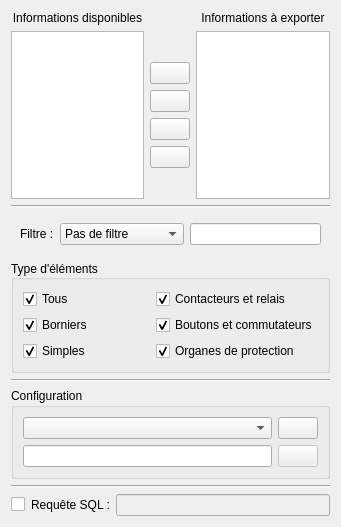
qelectrotech/qelectrotech-source-mirror, file sources/dataBase/ui/elementquerywidget.ui: the form before one commit.
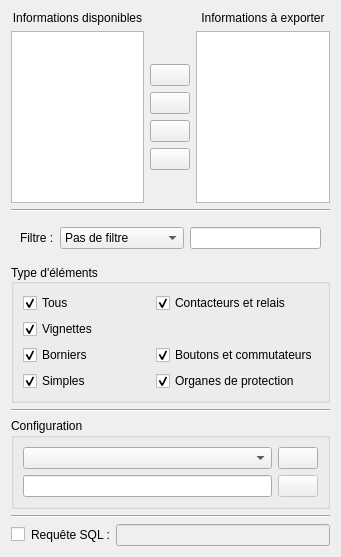
The form after the commit. Icons and pictures are not drawn.

Commit message: Element::Thumbnail WIP

Diff of the .ui file:
```diff
--- a/sources/dataBase/ui/elementquerywidget.ui
+++ b/sources/dataBase/ui/elementquerywidget.ui
@@ -7,7 +7,7 @@
     <x>0</x>
     <y>0</y>
     <width>341</width>
-    <height>527</height>
+    <height>557</height>
    </rect>
   </property>
   <property name="windowTitle">
@@ -242,7 +242,7 @@
          <set>Qt::AlignLeading|Qt::AlignLeft|Qt::AlignVCenter</set>
         </property>
         <layout class="QGridLayout" name="gridLayout_4">
-         <item row="4" column="0">
+         <item row="5" column="0">
           <widget class="QCheckBox" name="m_simple_cb">
            <property name="text">
             <string>Simples</string>
@@ -252,6 +252,16 @@
            </property>
           </widget>
          </item>
+         <item row="5" column="1">
+          <widget class="QCheckBox" name="m_protection_cb">
+           <property name="text">
+            <string>Organes de protection</string>
+           </property>
+           <property name="checked">
+            <bool>true</bool>
+           </property>
+          </widget>
+         </item>
          <item row="0" column="0">
           <widget class="QCheckBox" name="m_all_cb">
            <property name="text">
@@ -272,7 +282,7 @@
            </property>
           </widget>
          </item>
-         <item row="1" column="1">
+         <item row="2" column="1">
           <widget class="QCheckBox" name="m_button_cb">
            <property name="text">
             <string>Boutons et commutateurs</string>
@@ -282,7 +292,7 @@
            </property>
           </widget>
          </item>
-         <item row="1" column="0">
+         <item row="2" column="0">
           <widget class="QCheckBox" name="m_terminal_cb">
            <property name="text">
             <string>Borniers</string>
@@ -292,10 +302,10 @@
            </property>
           </widget>
          </item>
-         <item row="4" column="1">
-          <widget class="QCheckBox" name="m_protection_cb">
+         <item row="1" column="0">
+          <widget class="QCheckBox" name="m_thumbnail_cb">
            <property name="text">
-            <string>Organes de protection</string>
+            <string>Vignettes</string>
            </property>
            <property name="checked">
             <bool>true</bool>
```
The commit also changes 6 other files.
